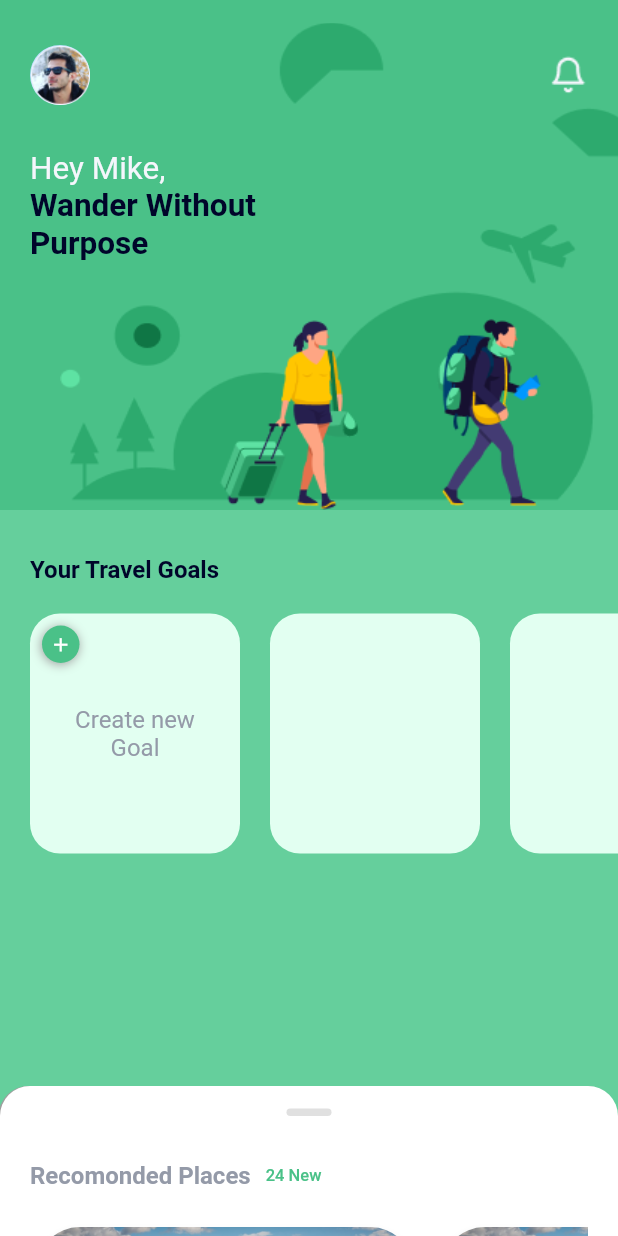
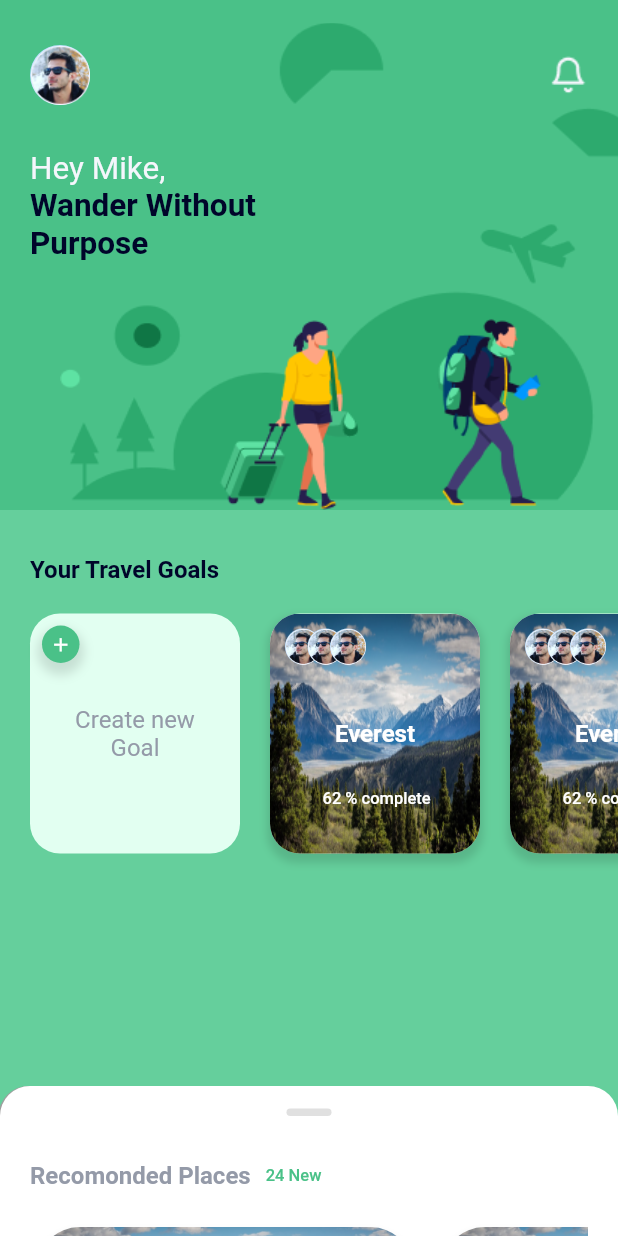
Before and after one commit to csandun/travel_buddy_flutterui1, a Flutter app: the screen it shows after launch, on a phone screen of 412 x 824 dp. Run offline on Flutter 3.47's test engine with Material 2 defaults, Android fonts, the phone set to English and light mode, and no system bars; drawn by our look-alikes of sliding_up_panel; missing offline and left inert: flutter_rounded_progress_bar.

Commit message:
finished the goal card

```diff
--- a/lib/screens/home-page.dart
+++ b/lib/screens/home-page.dart
@@ -1,5 +1,7 @@
 import 'package:flutter/material.dart';
 import 'package:sliding_up_panel/sliding_up_panel.dart';
+import 'package:flutter_rounded_progress_bar/flutter_rounded_progress_bar.dart';
+import 'package:flutter_rounded_progress_bar/rounded_progress_bar_style.dart';
 
 class HomePage extends StatefulWidget {
   @override
@@ -16,17 +18,88 @@ class _HomePageState extends State<HomePage> {
         decoration: BoxDecoration(
           borderRadius: BorderRadius.circular(20),
           color: Color(0xffE2FFF1),
+          boxShadow: [
+            BoxShadow(
+                blurRadius: 4,
+                offset: Offset(0, 4),
+                color: Colors.black12,
+                spreadRadius: 2)
+          ],
         ),
         child: Stack(
+          fit: StackFit.expand,
+          children: <Widget>[
+            ClipRRect(
+              borderRadius: BorderRadius.all(Radius.circular(20.0)),
+              child: Image(
+                image: AssetImage(
+                  'assets/images/pic1.jpg',
+                ),
+                fit: BoxFit.fill,
+              ),
+            ),
+            Positioned(
+              top: 10,
+              left: 10,
+              child: CircleAvatar(
+                radius: 12,
+                child: Image.asset('assets/images/avatar.png'),
+              ),
+            ),
+            Positioned(
+              top: 10,
+              left: 25,
+              child: CircleAvatar(
+                radius: 12,
+                child: Image.asset('assets/images/avatar.png'),
+              ),
+            ),
+            Positioned(
+              top: 10,
+              left: 40,
+              child: CircleAvatar(
+                radius: 12,
+                child: Image.asset('assets/images/avatar.png'),
+              ),
+            ),
+            Column(
+              mainAxisAlignment: MainAxisAlignment.center,
+              crossAxisAlignment: CrossAxisAlignment.center,
               children: <Widget>[
                 Text(
-              "",
+                  "Everest",
+                  textAlign: TextAlign.center,
                   style: TextStyle(
-                color: Color(0xff949AA8),
-                fontWeight: FontWeight.w400,
+                    color: Colors.white,
+                    fontWeight: FontWeight.bold,
                     fontSize: 16,
                   ),
                 ),
+              ],
+            ),
+            Positioned(
+              bottom: 30,
+              child: Padding(
+                padding: const EdgeInsets.only(left: 35.0),
+                child: Text(
+                  "62 % complete",
+                  textAlign: TextAlign.center,
+                  style: TextStyle(
+                    color: Colors.white,
+                    fontWeight: FontWeight.w500,
+                    fontSize: 11,
+                  ),
+                ),
+              ),
+            )
+            // RoundedProgressBar(
+            //   style:
+            //       RoundedProgressBarStyle(borderWidth: 0, widthShadow: 0),
+            //   margin: EdgeInsets.symmetric(vertical: 16),
+            //   borderRadius: BorderRadius.circular(24),
+            //   height: 8,
+            //   percent: 60,
+            // ),
           ],
         ),
       ),
@@ -157,8 +230,9 @@ class _HomePageState extends State<HomePage> {
                                                 boxShadow: [
                                                   BoxShadow(
                                                       blurRadius: 5,
-                                                      offset: Offset(-0.5, 1),
-                                                      color: Colors.grey)
+                                                      offset: Offset(0, 5),
+                                                      color: Colors.black12,
+                                                      spreadRadius: 3)
                                                 ],
                                               ),
                                             ),
@@ -380,7 +454,8 @@ class _SlideUpWidgetState extends State<SlideUpWidget> {
                           style: TextStyle(
                             fontSize: 18,
                             fontWeight: FontWeight.bold,
-                              color: Color(0xff00052A),),
+                            color: Color(0xff00052A),
+                          ),
                           children: <TextSpan>[
                             TextSpan(
                               text: " @Loch Ness",
@@ -392,7 +467,7 @@ class _SlideUpWidgetState extends State<SlideUpWidget> {
                           ],
                         ),
                       ),
-                      SizedBox(height:  10),
+                      SizedBox(height: 10),
                       RichText(
                         text: TextSpan(
                           text: "@Jenifer92",
@@ -403,7 +478,8 @@ class _SlideUpWidgetState extends State<SlideUpWidget> {
                           ),
                           children: <TextSpan>[
                             TextSpan(
-                              text: " Hear we are most awaited journey end. Let see the moster 😍",
+                              text:
+                                  " Hear we are most awaited journey end. Let see the moster 😍",
                               style: TextStyle(
                                   fontSize: 12,
                                   fontWeight: FontWeight.w600,
@@ -412,7 +488,7 @@ class _SlideUpWidgetState extends State<SlideUpWidget> {
                           ],
                         ),
                       ),
-                      SizedBox(height:  20),
+                      SizedBox(height: 20),
                       RichText(
                         text: TextSpan(
                           text: "Nolan",
@@ -432,7 +508,7 @@ class _SlideUpWidgetState extends State<SlideUpWidget> {
                           ],
                         ),
                       ),
-                      SizedBox(height:  20),
+                      SizedBox(height: 20),
                       RichText(
                         text: TextSpan(
                           text: "Anne",
--- a/pubspec.yaml
+++ b/pubspec.yaml
@@ -28,6 +28,7 @@ dev_dependencies:
   flutter_test:
     sdk: flutter
   sliding_up_panel: ^1.0.2
+  flutter_rounded_progress_bar: ^0.1.2
 
 # For information on the generic Dart part of this file, see the
 # following page: https://dart.dev/tools/pub/pubspec
```
Also changed, not shown: pubspec.lock. Lines whose indentation alone changed are shown as unchanged.
